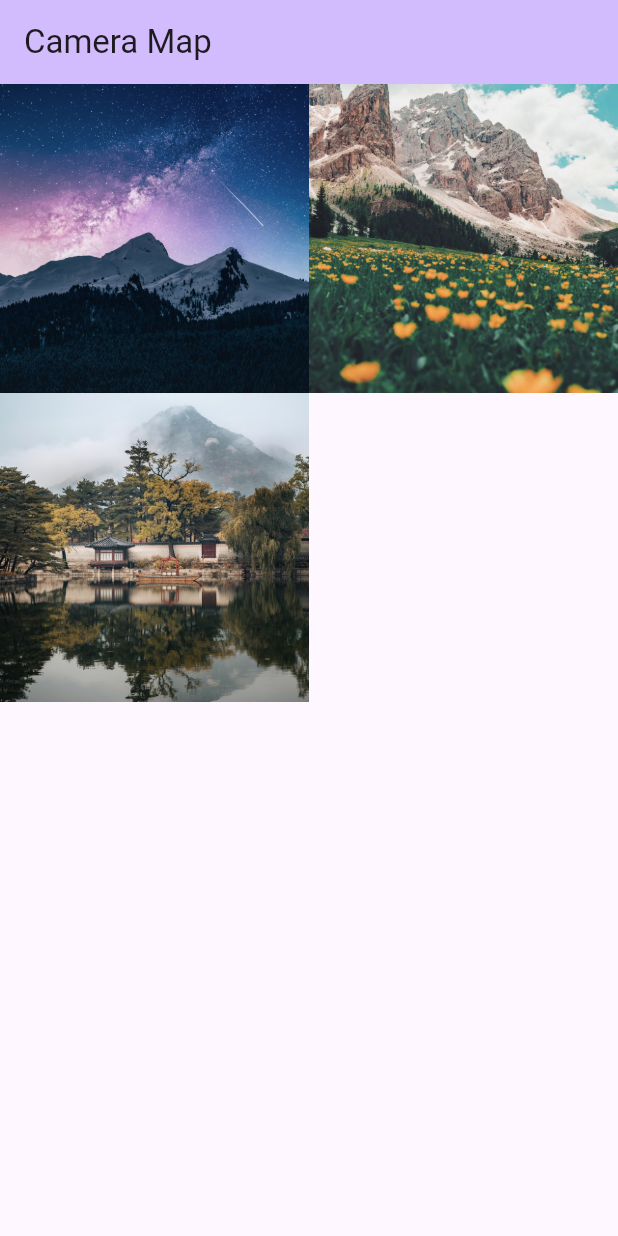
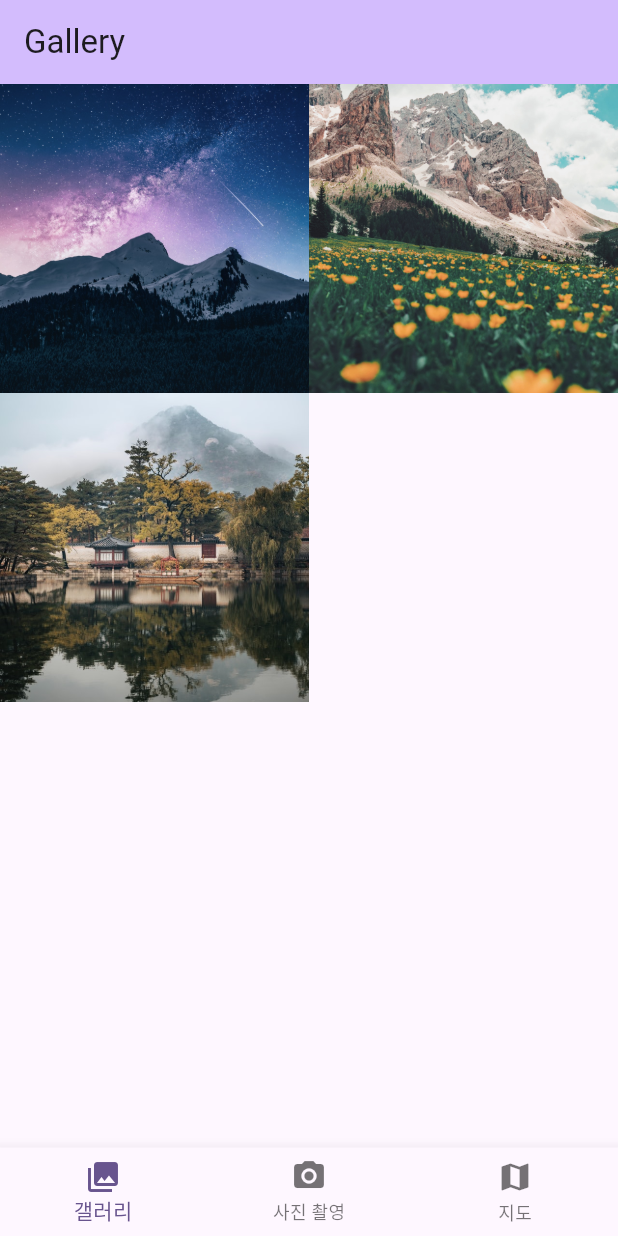
Before and after one commit to haagmin5382/camera_map, a Flutter app: the screen it shows after launch, on a phone screen of 412 x 824 dp. Run offline on Flutter 3.47's test engine with Material 2 defaults, Android fonts, the light colour scheme and no system bars.

Commit message:
💄 style : add menu bar

```diff
--- a/camera_map/lib/main.dart
+++ b/camera_map/lib/main.dart
@@ -1,15 +1,31 @@
+import 'package:flutter/material.dart';
+import 'package:camera_map/screens/camera_screen.dart';
 import 'package:camera_map/screens/gallery._screen.dart';
-import 'package:camera_map/screens/home_screen.dart';
-import 'package:flutter/material.dart';
+import 'package:camera_map/screens/map_screen.dart';
+import 'package:camera_map/widgets/menu_widget.dart';
 
 void main() {
   runApp(const MyApp());
 }
 
-class MyApp extends StatelessWidget {
-  const MyApp({super.key});
+class MyApp extends StatefulWidget {
+  const MyApp({Key? key}) : super(key: key);
 
-  // This widget is the root of your application.
+  @override
+  _MyAppState createState() => _MyAppState();
+}
+
+class _MyAppState extends State<MyApp> {
+  int _selectedIndex = 0;
+
+  final List<Widget> _pages = [GalleryScreen(), CameraScreen(), MapScreen()];
+
+  void _onItemTapped(int index) {
+    setState(() {
+      _selectedIndex = index;
+    });
+  }
+
   @override
   Widget build(BuildContext context) {
     return MaterialApp(
@@ -18,7 +34,16 @@ class MyApp extends StatelessWidget {
         colorScheme: ColorScheme.fromSeed(seedColor: Colors.deepPurple),
         useMaterial3: true,
       ),
-      home: GalleryScreen(),
+      home: Scaffold(
+        body: Center(
+          child: _pages[_selectedIndex],
+        ),
+        bottomNavigationBar: menubar(
+          // MenuBar 위젯을 사용
+          selectedIndex: _selectedIndex,
+          onItemTapped: _onItemTapped,
+        ),
+      ),
     );
   }
 }
--- a/camera_map/lib/screens/gallery._screen.dart
+++ b/camera_map/lib/screens/gallery._screen.dart
@@ -1,3 +1,4 @@
+import 'package:camera_map/screens/image_detail_screen.dart';
 import 'package:flutter/material.dart';
 import 'package:flutter/widgets.dart';
 
@@ -14,7 +15,7 @@ class GalleryScreen extends StatelessWidget {
     return Scaffold(
       appBar: AppBar(
         backgroundColor: Theme.of(context).colorScheme.inversePrimary,
-        title: Text('Camera Map'),
+        title: Text('Gallery'),
       ),
       body: GridView.builder(
         gridDelegate: SliverGridDelegateWithFixedCrossAxisCount(
@@ -42,24 +43,3 @@ class GalleryScreen extends StatelessWidget {
     );
   }
 }
-
-class ImageDetailScreen extends StatelessWidget {
-  final String imagePath;
-
-  ImageDetailScreen(this.imagePath);
-
-  @override
-  Widget build(BuildContext context) {
-    return Scaffold(
-      appBar: AppBar(
-        title: Text("Image Detail"),
-      ),
-      body: Center(
-        child: Image.asset(
-          imagePath,
-          fit: BoxFit.contain, // 이미지를 화면에 맞게 확대
-        ),
-      ),
-    );
-  }
-}
--- /dev/null
+++ b/camera_map/lib/widgets/menu_widget.dart
@@ -0,0 +1,34 @@
+import 'package:flutter/material.dart';
+import 'package:flutter/widgets.dart';
+
+class menubar extends StatelessWidget {
+  final int selectedIndex;
+  final Function(int) onItemTapped;
+
+  menubar({
+    required this.selectedIndex,
+    required this.onItemTapped,
+  });
+
+  @override
+  Widget build(BuildContext context) {
+    return BottomNavigationBar(
+      items: const <BottomNavigationBarItem>[
+        BottomNavigationBarItem(
+          icon: Icon(Icons.photo_library),
+          label: '갤러리',
+        ),
+        BottomNavigationBarItem(
+          icon: Icon(Icons.camera_alt),
+          label: '사진 촬영',
+        ),
+        BottomNavigationBarItem(
+          icon: Icon(Icons.map),
+          label: '지도',
+        ),
+      ],
+      currentIndex: selectedIndex,
+      onTap: onItemTapped,
+    );
+  }
+}
```
Also changed, not shown: camera_map/lib/screens/camera_screen.dart (added, +7 -0 lines), camera_map/lib/screens/image_detail_screen.dart (added, +24 -0 lines), camera_map/lib/screens/map_screen.dart (added, +7 -0 lines).
